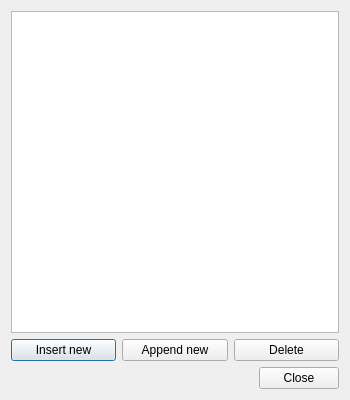
Before: the Qt Designer form src/blocklistdialog.ui in gitGNU/gnu_tutka, drawn with Qt 5.
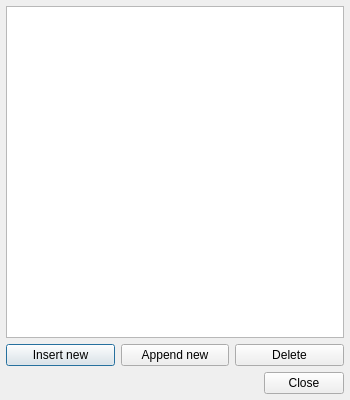
After: the same form once the commit is applied.

Commit message: Fixes: margins didn't really rock

What changed in the file:
```diff
--- a/src/blocklistdialog.ui
+++ b/src/blocklistdialog.ui
@@ -14,6 +14,12 @@
    <string>Block List</string>
   </property>
   <layout class="QVBoxLayout" name="verticalLayout">
+   <property name="spacing">
+    <number>6</number>
+   </property>
+   <property name="margin">
+    <number>6</number>
+   </property>
    <item>
     <widget class="QTableView" name="tableView">
      <property name="showDropIndicator" stdset="0">
@@ -47,6 +53,9 @@
    </item>
    <item>
     <layout class="QHBoxLayout" name="horizontalLayout">
+     <property name="spacing">
+      <number>6</number>
+     </property>
      <item>
       <widget class="QPushButton" name="pushButtonInsertNew">
        <property name="focusPolicy">
```
The commit also changes 12 other files.
